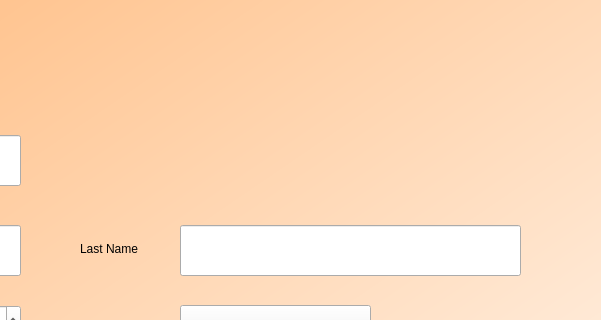
Qt form profile.ui (cnTalon/READ) before a commit; both pictures show x 500 to 1101 and y 85 to 405 of the 1200 by 800 pixel window.
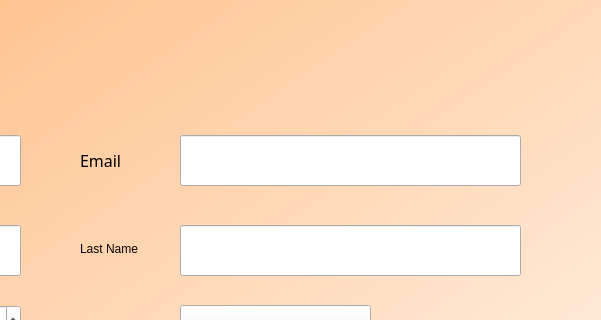
The same form after that commit.

Diff of the .ui file:
```diff
--- a/profile.ui
+++ b/profile.ui
@@ -298,6 +298,51 @@
      </item>
     </layout>
    </widget>
+   <widget class="QLineEdit" name="emailField">
+    <property name="geometry">
+     <rect>
+      <x>680</x>
+      <y>220</y>
+      <width>341</width>
+      <height>51</height>
+     </rect>
+    </property>
+    <property name="styleSheet">
+     <string notr="true">
+font: 12pt &quot;MS Shell Dlg 2&quot;;</string>
+    </property>
+   </widget>
+   <widget class="QWidget" name="verticalLayoutWidget_3">
+    <property name="geometry">
+     <rect>
+      <x>580</x>
+      <y>220</y>
+      <width>101</width>
+      <height>51</height>
+     </rect>
+    </property>
+    <layout class="QVBoxLayout" name="verticalLayout_3">
+     <item>
+      <widget class="QLabel" name="emailLabel">
+       <property name="font">
+        <font>
+         <family>DengXian</family>
+         <pointsize>12</pointsize>
+         <weight>50</weight>
+         <italic>false</italic>
+         <bold>false</bold>
+        </font>
+       </property>
+       <property name="styleSheet">
+        <string notr="true">font: 12pt &quot;DengXian&quot;;</string>
+       </property>
+       <property name="text">
+        <string>Email</string>
+       </property>
+      </widget>
+     </item>
+    </layout>
+   </widget>
   </widget>
  </widget>
  <resources>
```
